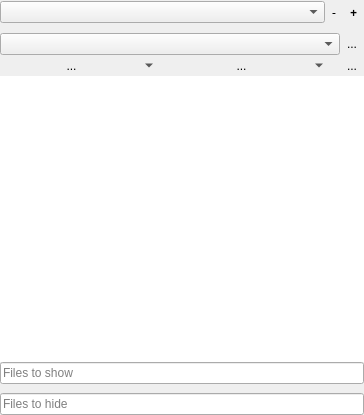
The window that src/plugins/ProjectManager/ProjectManagerGUI.ui (diegoiast/qtedit4) describes before a commit, drawn with Qt 5.
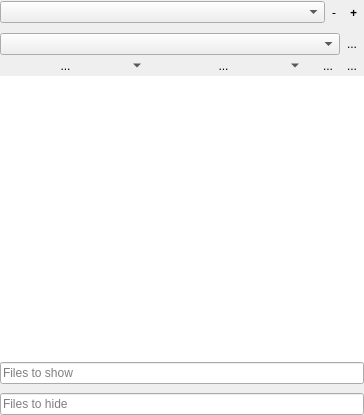
The same window after the commit. Icons and pictures are not drawn.

Commit message:
ProjectBuildConfig/ProjectManagerPlugin: edit project config
We have a button to edit the build config for the currect project. If
this is a "auto generated" config, it will be saved first.

Removed the pointer to the build config, its not used anywhere.

```diff
--- a/src/plugins/ProjectManager/ProjectManagerGUI.ui
+++ b/src/plugins/ProjectManager/ProjectManagerGUI.ui
@@ -176,6 +176,22 @@
        </property>
       </spacer>
      </item>
+     <item>
+      <widget class="QToolButton" name="editBuildConfig">
+       <property name="statusTip">
+        <string>Edit this build config</string>
+       </property>
+       <property name="text">
+        <string>...</string>
+       </property>
+       <property name="icon">
+        <iconset theme="text-x-script"/>
+       </property>
+       <property name="autoRaise">
+        <bool>true</bool>
+       </property>
+      </widget>
+     </item>
      <item>
       <widget class="QToolButton" name="cleanButton">
        <property name="text">
```
The commit also changes 3 other files.
